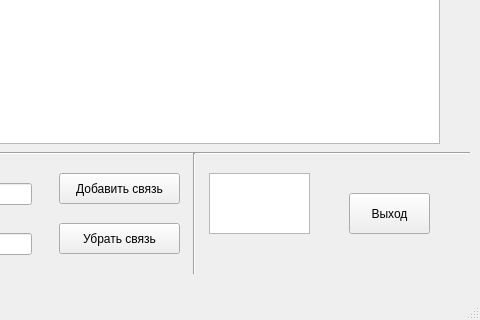
The window that mainwindow.ui (ayoz4/Lab13) describes before a commit, drawn with Qt 5; both pictures show x 611 to 1091 and y 176 to 496 of the 1091 by 496 pixel window.
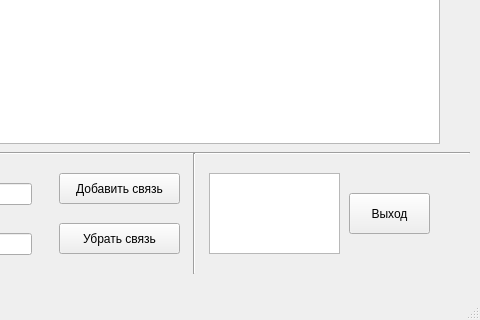
The same window after the commit.

```diff
--- a/mainwindow.ui
+++ b/mainwindow.ui
@@ -32,8 +32,8 @@
      <rect>
       <x>820</x>
       <y>320</y>
-      <width>101</width>
-      <height>61</height>
+      <width>131</width>
+      <height>81</height>
      </rect>
     </property>
    </widget>
```
